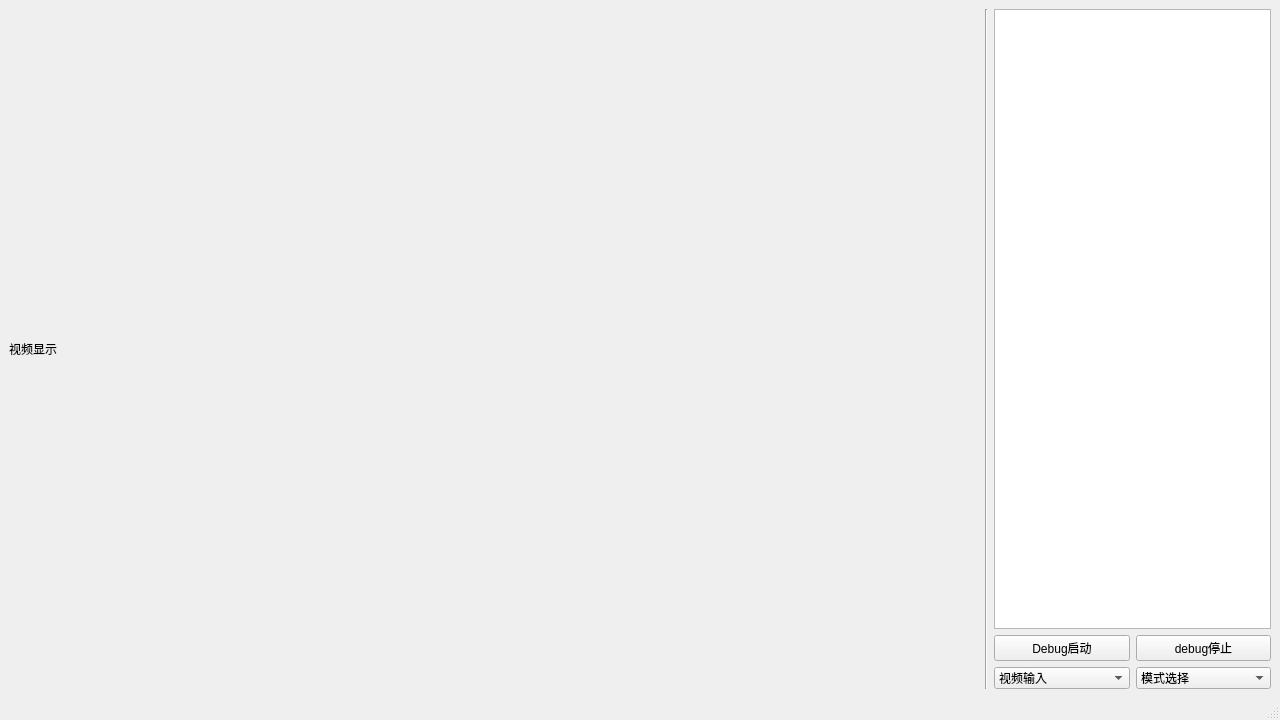
First picture: the form in ui/mainUi.ui, repository clint456/PySide6-Project, before the edit.
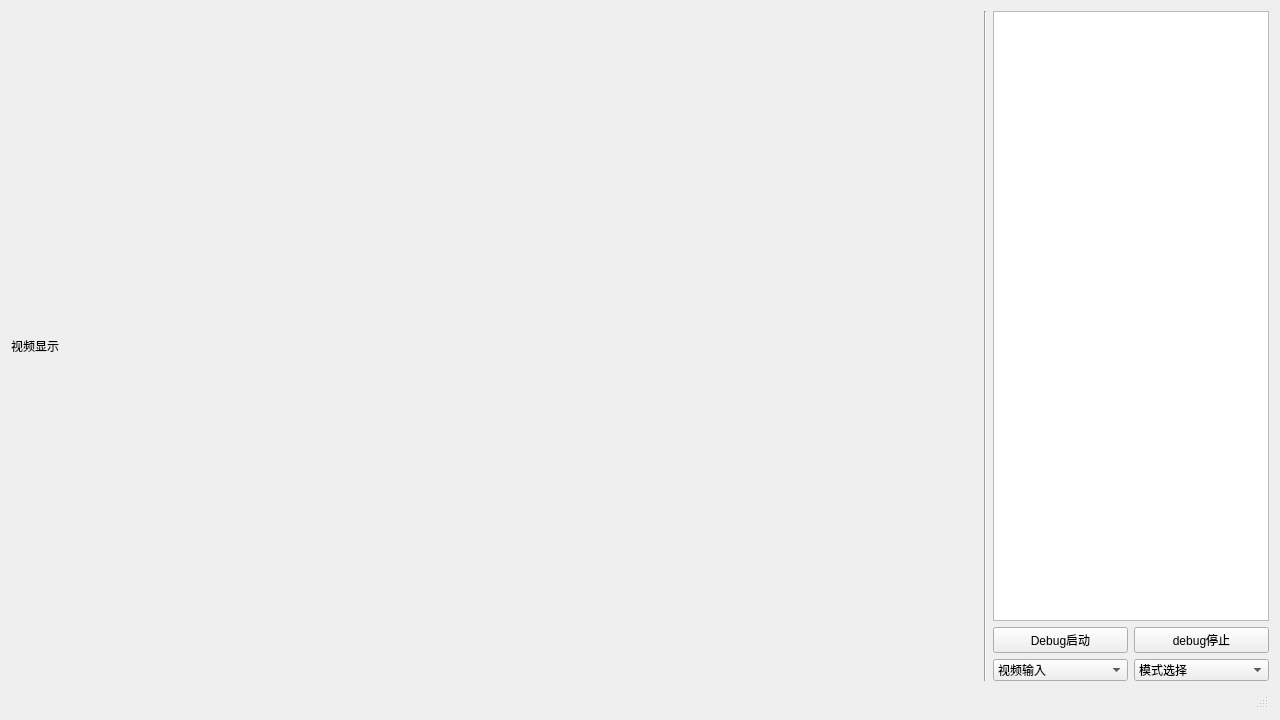
Second picture: the form after the edit. Icons and pictures are not drawn.

```diff
--- a/ui/mainUi.ui
+++ b/ui/mainUi.ui
@@ -1,7 +1,7 @@
 <?xml version="1.0" encoding="UTF-8"?>
 <ui version="4.0">
  <class>MainWindow</class>
- <widget class="QMainWindow" name="MainWindow">
+ <widget class="QWidget" name="MainWindow">
   <property name="geometry">
    <rect>
     <x>0</x>
@@ -22,10 +22,8 @@
   <property name="styleSheet">
    <string notr="true"/>
   </property>
-  <widget class="QWidget" name="centralwidget">
-   <property name="styleSheet">
-    <string notr="true"/>
-   </property>
+  <layout class="QVBoxLayout" name="verticalLayout_4">
+   <item>
    <layout class="QVBoxLayout" name="verticalLayout_3">
     <item>
      <layout class="QVBoxLayout" name="verticalLayout_2" stretch="0">
@@ -71,7 +69,7 @@
 hr { height: 1px; border-width: 0; }
 li.unchecked::marker { content: &quot;\2610&quot;; }
 li.checked::marker { content: &quot;\2612&quot;; }
-&lt;/style&gt;&lt;/head&gt;&lt;body style=&quot; font-family:'Ubuntu'; font-size:11pt; font-weight:400; font-style:normal;&quot;&gt;
+&lt;/style&gt;&lt;/head&gt;&lt;body style=&quot; font-family:'UbuntuMono Nerd Font'; font-size:11pt; font-weight:400; font-style:normal;&quot;&gt;
 &lt;p style=&quot;-qt-paragraph-type:empty; margin-top:0px; margin-bottom:0px; margin-left:0px; margin-right:0px; -qt-block-indent:0; text-indent:0px; font-family:'Microsoft YaHei UI'; font-size:9pt;&quot;&gt;&lt;br /&gt;&lt;/p&gt;&lt;/body&gt;&lt;/html&gt;</string>
             </property>
            </widget>
@@ -152,8 +150,11 @@
      </layout>
     </item>
    </layout>
-  </widget>
+   </item>
+   <item>
   <widget class="QStatusBar" name="statusbar"/>
+   </item>
+  </layout>
   <action name="actionchose_input">
    <property name="text">
     <string>chose input</string>
```
Left out of the diff: 5 changed lines with no effect on the pictures. Lines whose indentation alone changed are shown as unchanged.
